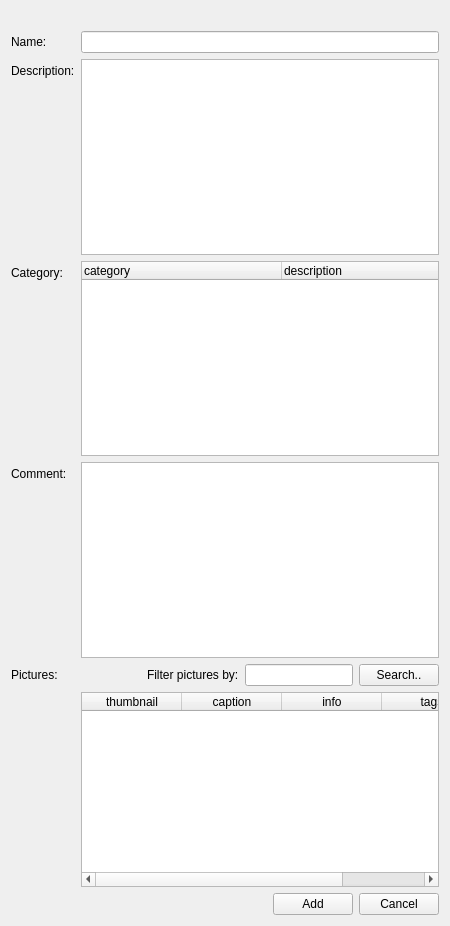
Above: client/uiforms/recipe_add.ui from Wolframe/configurator before the change. Below: the same form after it.
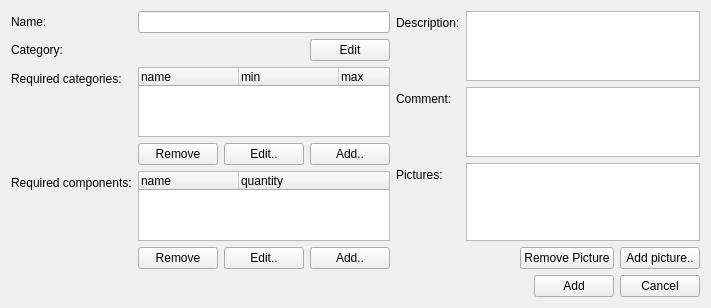
That is the form after the change.

Commit message: made recipe add/edit work

Diff of the .ui file:
```diff
--- a/client/uiforms/recipe_add.ui
+++ b/client/uiforms/recipe_add.ui
@@ -6,210 +6,15 @@
    <rect>
     <x>0</x>
     <y>0</y>
-    <width>450</width>
-    <height>926</height>
+    <width>711</width>
+    <height>302</height>
    </rect>
   </property>
   <property name="windowTitle">
    <string>Add recipe</string>
   </property>
-  <layout class="QFormLayout" name="formLayout">
-   <property name="fieldGrowthPolicy">
-    <enum>QFormLayout::AllNonFixedFieldsGrow</enum>
-   </property>
-   <item row="0" column="0">
-    <widget class="QLabel" name="label_2">
-     <property name="text">
-      <string/>
-     </property>
-    </widget>
-   </item>
-   <item row="1" column="0">
-    <widget class="QLabel" name="label_name">
-     <property name="text">
-      <string>Name:</string>
-     </property>
-     <property name="buddy">
-      <cstring>name</cstring>
-     </property>
-    </widget>
-   </item>
-   <item row="1" column="1">
-    <widget class="QLineEdit" name="name"/>
-   </item>
-   <item row="2" column="0">
-    <widget class="QLabel" name="label_description_2">
-     <property name="text">
-      <string>Description:</string>
-     </property>
-    </widget>
-   </item>
-   <item row="2" column="1">
-    <widget class="QPlainTextEdit" name="description"/>
-   </item>
-   <item row="3" column="0">
-    <widget class="QLabel" name="label_category">
-     <property name="text">
-      <string>Category:</string>
-     </property>
-     <property name="buddy">
-      <cstring>category</cstring>
-     </property>
-    </widget>
-   </item>
-   <item row="3" column="1">
-    <widget class="QTreeWidget" name="category">
-     <property name="selectionMode">
-      <enum>QAbstractItemView::SingleSelection</enum>
-     </property>
-     <property name="headerHidden">
-      <bool>false</bool>
-     </property>
-     <property name="expandsOnDoubleClick">
-      <bool>false</bool>
-     </property>
-     <property name="action" stdset="0">
-      <string>CategoryHierarchyRequest category {id=1}</string>
-     </property>
-     <attribute name="headerDefaultSectionSize">
-      <number>200</number>
-     </attribute>
-     <column>
-      <property name="text">
-       <string>category</string>
-      </property>
-     </column>
-     <column>
-      <property name="text">
-       <string>description</string>
-      </property>
-     </column>
-    </widget>
-   </item>
-   <item row="4" column="0">
-    <widget class="QLabel" name="label_description">
-     <property name="text">
-      <string>Comment:</string>
-     </property>
-     <property name="buddy">
-      <cstring>comment</cstring>
-     </property>
-    </widget>
-   </item>
-   <item row="4" column="1">
-    <widget class="QPlainTextEdit" name="comment"/>
-   </item>
-   <item row="7" column="0">
-    <widget class="QLabel" name="label">
-     <property name="text">
-      <string>Pictures:</string>
-     </property>
-     <property name="buddy">
-      <cstring>picture</cstring>
-     </property>
-    </widget>
-   </item>
-   <item row="7" column="1">
-    <layout class="QHBoxLayout" name="horizontalLayout_2">
-     <item>
-      <spacer name="horizontalSpacer_3">
-       <property name="orientation">
-        <enum>Qt::Horizontal</enum>
-       </property>
-       <property name="sizeHint" stdset="0">
-        <size>
-         <width>40</width>
-         <height>20</height>
-        </size>
-       </property>
-      </spacer>
-     </item>
-     <item>
-      <widget class="QLabel" name="label_3">
-       <property name="text">
-        <string>Filter pictures by:</string>
-       </property>
-      </widget>
-     </item>
-     <item>
-      <widget class="QLineEdit" name="search"/>
-     </item>
-     <item>
-      <widget class="QPushButton" name="searchButton">
-       <property name="text">
-        <string>Search..</string>
-       </property>
-       <property name="global:searchState" stdset="0">
-        <string notr="true">_w_state</string>
-       </property>
-       <property name="datasignal:clicked" stdset="0">
-        <string notr="true">picture</string>
-       </property>
-      </widget>
-     </item>
-    </layout>
-   </item>
-   <item row="8" column="1">
-    <widget class="QTableWidget" name="picture">
-     <property name="horizontalScrollBarPolicy">
-      <enum>Qt::ScrollBarAsNeeded</enum>
-     </property>
-     <property name="alternatingRowColors">
-      <bool>true</bool>
-     </property>
-     <property name="selectionMode">
-      <enum>QAbstractItemView::MultiSelection</enum>
-     </property>
-     <property name="selectionBehavior">
-      <enum>QAbstractItemView::SelectRows</enum>
-     </property>
-     <property name="showGrid">
-      <bool>true</bool>
-     </property>
-     <property name="gridStyle">
-      <enum>Qt::DotLine</enum>
-     </property>
-     <property name="sortingEnabled">
-      <bool>true</bool>
-     </property>
-     <property name="action" stdset="0">
-      <string notr="true">PictureListRequest picture {search{{main.search}}}</string>
-     </property>
-     <property name="answer" stdset="0">
-      <string notr="true">PictureList list {picture[] {id={row.id}; caption{{row.caption}}; info{{row.info}}; thumbnail{{row.thumbnail.pixmap}}; tags{{?}}}}</string>
-     </property>
-     <property name="dataslot" stdset="0">
-      <string notr="true">picture</string>
-     </property>
-     <attribute name="horizontalHeaderShowSortIndicator" stdset="0">
-      <bool>true</bool>
-     </attribute>
-     <attribute name="verticalHeaderStretchLastSection">
-      <bool>false</bool>
-     </attribute>
-     <column>
-      <property name="text">
-       <string>thumbnail</string>
-      </property>
-     </column>
-     <column>
-      <property name="text">
-       <string>caption</string>
-      </property>
-     </column>
-     <column>
-      <property name="text">
-       <string>info</string>
-      </property>
-     </column>
-     <column>
-      <property name="text">
-       <string>tags</string>
-      </property>
-     </column>
-    </widget>
-   </item>
-   <item row="9" column="1">
+  <layout class="QGridLayout" name="gridLayout">
+   <item row="6" column="2">
     <layout class="QHBoxLayout" name="horizontalLayout">
      <item>
       <spacer name="horizontalSpacer">
@@ -249,6 +54,499 @@
      </item>
     </layout>
    </item>
+   <item row="0" column="0" colspan="2">
+    <layout class="QFormLayout" name="formLayout">
+     <item row="0" column="1">
+      <widget class="QLineEdit" name="name"/>
+     </item>
+     <item row="0" column="0">
+      <widget class="QLabel" name="label_name">
+       <property name="text">
+        <string>Name:</string>
+       </property>
+       <property name="buddy">
+        <cstring>name</cstring>
+       </property>
+      </widget>
+     </item>
+     <item row="1" column="1">
+      <layout class="QHBoxLayout" name="horizontalLayout_4">
+       <item>
+        <widget class="QLabel" name="category">
+         <property name="minimumSize">
+          <size>
+           <width>100</width>
+           <height>0</height>
+          </size>
+         </property>
+         <property name="sizeIncrement">
+          <size>
+           <width>0</width>
+           <height>0</height>
+          </size>
+         </property>
+         <property name="text">
+          <string/>
+         </property>
+         <property name="dataslot" stdset="0">
+          <string>select_category ({main.widgetid}_category)</string>
+         </property>
+         <property name="action:select_category" stdset="0">
+          <string>CategoryRequest category {id={category_change.category.selected}}</string>
+         </property>
+         <property name="link:category_change" stdset="0">
+          <string>{main.widgetid}_category</string>
+         </property>
+         <property name="answer" stdset="0">
+          <string>Category category {id={id}; parentID={?}; root{{?}}; name{{text}}; description{{?}}; features_required{CategoryFeature[] {id={required_features.row.id:?}; name{{required_features.row.name:?}}; minQuantity{{required_features.row.min:?}}; maxQuantity{{required_features.row.max:?}} } }; features_provided{CategoryFeature[] {id={provided_features.row.id:?}; name{{provided_features.row.name:?}}; minQuantity{{provided_features.row.min:?}}; maxQuantity{{provided_features.row.max:?}} } } }
+</string>
+         </property>
+         <property name="id" stdset="0">
+          <string/>
+         </property>
+        </widget>
+       </item>
+       <item>
+        <spacer name="horizontalSpacer_4">
+         <property name="orientation">
+          <enum>Qt::Horizontal</enum>
+         </property>
+         <property name="sizeHint" stdset="0">
+          <size>
+           <width>40</width>
+           <height>20</height>
+          </size>
+         </property>
+        </spacer>
+       </item>
+       <item>
+        <widget class="QPushButton" name="pushButton">
+         <property name="text">
+          <string>Edit</string>
+         </property>
+         <property name="form" stdset="0">
+          <string>category_select?widgetid={main.widgetid}_category</string>
+         </property>
+         <property name="datasignal:destroyed" stdset="0">
+          <string>close@{main.widgetid}_category</string>
+         </property>
+        </widget>
+       </item>
+      </layout>
+     </item>
+     <item row="1" column="0">
+      <widget class="QLabel" name="label_category">
+       <property name="text">
+        <string>Category:</string>
+       </property>
+      </widget>
+     </item>
+     <item row="2" column="1">
+      <widget class="QTreeWidget" name="required_categories">
+       <property name="maximumSize">
+        <size>
+         <width>16777215</width>
+         <height>100</height>
+        </size>
+       </property>
+       <property name="horizontalScrollBarPolicy">
+        <enum>Qt::ScrollBarAlwaysOff</enum>
+       </property>
+       <property name="selectionBehavior">
+        <enum>QAbstractItemView::SelectRows</enum>
+       </property>
+       <property name="rootIsDecorated">
+        <bool>false</bool>
+       </property>
+       <property name="itemsExpandable">
+        <bool>false</bool>
+       </property>
+       <property name="headerHidden">
+        <bool>false</bool>
+       </property>
+       <property name="expandsOnDoubleClick">
+        <bool>false</bool>
+       </property>
+       <property name="dataslot" stdset="0">
+        <string>add_category_required ({main.widgetid}_category_required)</string>
+       </property>
+       <property name="answer" stdset="0">
+        <string>RecipeCategories RecipeCategories {RecipeCategory[] {id={row.id}; name{{row.name}}; minQuantity{{row.min}}; maxQuantity{{row.max}}</string>
+       </property>
+       <property name="action:add_category_required" stdset="0">
+        <string>RecipeCategoryListRequest categories { category[] { id={main.required_categories.row.id:?}; minQuantity {{main.required_categories.row.min:?}}; maxQuantity{{main.required_categories.row.max:?}} }; add[] { id={category_select_required.category.selected}; minQuantity {{category_select_required.min}}; maxQuantity {{category_select_required.max}} } }</string>
+       </property>
+       <property name="link:category_select_required" stdset="0">
+        <string>{main.widgetid}_category_required</string>
+       </property>
+       <property name="action:remove_category_required" stdset="0">
+        <string>RecipeCategoryListRequest categories { category[] { id={main.required_categories.row.id:?}; minQuantity {{main.required_categories.row.min:?}}; maxQuantity{{main.required_categories.row.max:?}} }; remove[] { id = {selected} } }</string>
+       </property>
+       <attribute name="headerVisible">
+        <bool>true</bool>
+       </attribute>
+       <column>
+        <property name="text">
+         <string>name</string>
+        </property>
+       </column>
+       <column>
+        <property name="text">
+         <string>min</string>
+        </property>
+       </column>
+       <column>
+        <property name="text">
+         <string>max</string>
+        </property>
+       </column>
+      </widget>
+     </item>
+     <item row="3" column="1">
+      <layout class="QHBoxLayout" name="horizontalLayout_3">
+       <item>
+        <spacer name="horizontalSpacer_3">
+         <property name="orientation">
+          <enum>Qt::Horizontal</enum>
+         </property>
+         <property name="sizeHint" stdset="0">
+          <size>
+           <width>40</width>
+           <height>20</height>
+          </size>
+         </property>
+        </spacer>
+       </item>
+       <item>
+        <widget class="QPushButton" name="pushButton_2">
+         <property name="text">
+          <string>Remove</string>
+         </property>
+         <property name="state:enabled" stdset="0">
+          <string>{required_categories.selected}&gt;0</string>
+         </property>
+         <property name="datasignal:clicked" stdset="0">
+          <string>remove_category_required@main.required_categories</string>
+         </property>
+        </widget>
+       </item>
+       <item>
+        <widget class="QPushButton" name="pushButton_5">
+         <property name="text">
+          <string>Edit..</string>
+         </property>
+         <property name="form" stdset="0">
+          <string>category_select_required?widgetid={main.widgetid}_category_required&amp;id={required_categories.selected}&amp;minQuantity={required_categories.selected_min}&amp;maxQuantity={required_categories.selected_max}</string>
+         </property>
+         <property name="datasignal:destroyed" stdset="0">
+          <string>close@{main.widgetid}_category_required</string>
+         </property>
+         <property name="state:enabled" stdset="0">
+          <string>{required_categories.selected}&gt;0</string>
+         </property>
+        </widget>
+       </item>
+       <item>
+        <widget class="QPushButton" name="pushButton_3">
+         <property name="text">
+          <string>Add..</string>
+         </property>
+         <property name="form" stdset="0">
+          <string>category_select_required?widgetid={main.widgetid}_category_required</string>
+         </property>
+         <property name="datasignal:destroyed" stdset="0">
+          <string>close@{main.widgetid}_category_required</string>
+         </property>
+        </widget>
+       </item>
+      </layout>
+     </item>
+     <item row="2" column="0">
+      <widget class="QLabel" name="label_3">
+       <property name="text">
+        <string>Required categories:</string>
+       </property>
+       <property name="buddy">
+        <cstring>required_categories</cstring>
+       </property>
+      </widget>
+     </item>
+     <item row="4" column="1">
+      <widget class="QTreeWidget" name="required_components">
+       <property name="maximumSize">
+        <size>
+         <width>16777215</width>
+         <height>100</height>
+        </size>
+       </property>
+       <property name="horizontalScrollBarPolicy">
+        <enum>Qt::ScrollBarAlwaysOff</enum>
+       </property>
+       <property name="selectionBehavior">
+        <enum>QAbstractItemView::SelectRows</enum>
+       </property>
+       <property name="rootIsDecorated">
+        <bool>false</bool>
+       </property>
+       <property name="itemsExpandable">
+        <bool>false</bool>
+       </property>
+       <property name="headerHidden">
+        <bool>false</bool>
+       </property>
+       <property name="expandsOnDoubleClick">
+        <bool>false</bool>
+       </property>
+       <property name="dataslot" stdset="0">
+        <string>add_component_required ({main.widgetid}_component_required)</string>
+       </property>
+       <property name="answer" stdset="0">
+        <string>RecipeComponents RecipeComponents {RecipeComponent[] {id={row.id}; name{{row.name}}; quantity{{row.quantity}} }</string>
+       </property>
+       <property name="action:add_component_required" stdset="0">
+        <string>RecipeComponentListRequest components { component[] { id={main.required_components.row.id:?}; quantity {{main.required_components.row.quantity:?}} }; add[] { id={component_required_select.component.selected}; quantity {{component_required_select.quantity}} } }</string>
+       </property>
+       <property name="link:component_required_select" stdset="0">
+        <string>{main.widgetid}_component_required</string>
+       </property>
+       <property name="action:remove_component_required" stdset="0">
+        <string>RecipeComponentListRequest components { component[] { id={main.required_components.row.id:?}; quantity {{main.required_components.row.quantity:?}} }; remove[] { id = {selected} } }</string>
+       </property>
+       <column>
+        <property name="text">
+         <string>name</string>
+        </property>
+       </column>
+       <column>
+        <property name="text">
+         <string>quantity</string>
+        </property>
+       </column>
+      </widget>
+     </item>
+     <item row="5" column="1">
+      <layout class="QHBoxLayout" name="horizontalLayout_6">
+       <item>
+        <spacer name="horizontalSpacer_6">
+         <property name="orientation">
+          <enum>Qt::Horizontal</enum>
+         </property>
+         <property name="sizeHint" stdset="0">
+          <size>
+           <width>40</width>
+           <height>20</height>
+          </size>
+         </property>
+        </spacer>
+       </item>
+       <item>
+        <widget class="QPushButton" name="pushButton_4">
+         <property name="text">
+          <string>Remove</string>
+         </property>
+         <property name="state:enabled" stdset="0">
+          <string>{required_components.selected}&gt;0</string>
+         </property>
+         <property name="datasignal:clicked" stdset="0">
+          <string>remove_component_required@main.required_components</string>
+         </property>
+        </widget>
+       </item>
+       <item>
+        <widget class="QPushButton" name="pushButton_6">
+         <property name="text">
+          <string>Edit..</string>
+         </property>
+         <property name="form" stdset="0">
+          <string>component_select?widgetid={main.widgetid}_component_required&amp;id={required_components.selected}&amp;quantity={required_components.selected_quantity}</string>
+         </property>
+         <property name="datasignal:destroyed" stdset="0">
+          <string>close@{main.widgetid}_component_required</string>
+         </property>
+         <property name="state:enabled" stdset="0">
+          <string>{required_components.selected}&gt;0</string>
+         </property>
+        </widget>
+       </item>
+       <item>
+        <widget class="QPushButton" name="pushButton_7">
+         <property name="text">
+          <string>Add..</string>
+         </property>
+         <property name="form" stdset="0">
+          <string>component_select?widgetid={main.widgetid}_component_required</string>
+         </property>
+         <property name="datasignal:destroyed" stdset="0">
+          <string>close@{main.widgetid}_component_required</string>
+         </property>
+        </widget>
+       </item>
+      </layout>
+     </item>
+     <item row="4" column="0">
+      <widget class="QLabel" name="label_4">
+       <property name="text">
+        <string>Required components:</string>
+       </property>
+       <property name="buddy">
+        <cstring>required_components</cstring>
+       </property>
+      </widget>
+     </item>
+    </layout>
+   </item>
+   <item row="0" column="2">
+    <layout class="QFormLayout" name="formLayout_2">
+     <item row="0" column="1">
+      <widget class="QPlainTextEdit" name="description">
+       <property name="maximumSize">
+        <size>
+         <width>16777215</width>
+         <height>80</height>
+        </size>
+       </property>
+      </widget>
+     </item>
+     <item row="0" column="0">
+      <widget class="QLabel" name="label_description_2">
+       <property name="text">
+        <string>Description:</string>
+       </property>
+       <property name="buddy">
+        <cstring>description</cstring>
+       </property>
+      </widget>
+     </item>
+     <item row="1" column="1">
+      <widget class="QPlainTextEdit" name="comment">
+       <property name="maximumSize">
+        <size>
+         <width>16777215</width>
+         <height>80</height>
+        </size>
+       </property>
+      </widget>
+     </item>
+     <item row="1" column="0">
+      <widget class="QLabel" name="label_description">
+       <property name="text">
+        <string>Comment:</string>
+       </property>
+       <property name="buddy">
+        <cstring>comment</cstring>
+       </property>
+      </widget>
+     </item>
+     <item row="2" column="1">
+      <widget class="QListWidget" name="pictures">
+       <property name="maximumSize">
+        <size>
+         <width>16777215</width>
+         <height>100</height>
+        </size>
+       </property>
+       <property name="lineWidth">
+        <number>1</number>
+       </property>
+       <property name="verticalScrollBarPolicy">
+        <enum>Qt::ScrollBarAlwaysOff</enum>
+       </property>
+       <property name="selectionMode">
+        <enum>QAbstractItemView::SingleSelection</enum>
+       </property>
+       <property name="iconSize">
+        <size>
+         <width>100</width>
+         <height>100</height>
+        </size>
+       </property>
+       <property name="movement">
+        <enum>QListView::Static</enum>
+       </property>
+       <property name="isWrapping" stdset="0">
+        <bool>false</bool>
+       </property>
+       <property name="viewMode">
+        <enum>QListView::IconMode</enum>
+       </property>
+       <property name="selectionRectVisible">
+        <bool>false</bool>
+       </property>
+       <property name="action" stdset="0">
+        <string>RecipePictureListRequest recipe {id={main.id}}</string>
+       </property>
+       <property name="answer" stdset="0">
+        <string>PictureThumbnailList pictures {picture[] {id={item.id}; thumbnail{{item.icon}}; caption{{item.tooltip}} }}</string>
+       </property>
+       <property name="dataslot" stdset="0">
+        <string>select_picture ({main.widgetid}_picture)</string>
+       </property>
+       <property name="link:picture_add" stdset="0">
+        <string>{main.widgetid}_picture</string>
+       </property>
+       <property name="action:select_picture" stdset="0">
+        <string>PictureThumbnailListRequest pictures {picture[]{id={main.pictures.id}}; add[]{id={picture_add.picture.selected}}}</string>
+       </property>
+       <property name="action:exclude_picture" stdset="0">
+        <string>PictureThumbnailListRequest pictures {picture[]{id={main.pictures.unselected}}}</string>
+       </property>
+      </widget>
+     </item>
+     <item row="2" column="0">
+      <widget class="QLabel" name="label">
+       <property name="text">
+        <string>Pictures:</string>
+       </property>
+       <property name="buddy">
+        <cstring>pictures</cstring>
+       </property>
+      </widget>
+     </item>
+     <item row="3" column="1">
+      <layout class="QHBoxLayout" name="horizontalLayout_2">
+       <item>
+        <spacer name="horizontalSpacer_2">
+         <property name="orientation">
+          <enum>Qt::Horizontal</enum>
+         </property>
+         <property name="sizeHint" stdset="0">
+          <size>
+           <width>40</width>
+           <height>20</height>
+          </size>
+         </property>
+        </spacer>
+       </item>
+       <item>
+        <widget class="QPushButton" name="exclude_pictures">
+         <property name="text">
+          <string>Remove Picture</string>
+         </property>
+         <property name="datasignal:clicked" stdset="0">
+          <string>exclude_picture@main.pictures</string>
+         </property>
+         <property name="state:enabled" stdset="0">
+          <string>{pictures.selected}&gt;0</string>
+         </property>
+        </widget>
+       </item>
+       <item>
+        <widget class="QPushButton" name="new_pictures">
+         <property name="text">
+          <string>Add picture..</string>
+         </property>
+         <property name="form" stdset="0">
+          <string>picture_select?widgetid={main.widgetid}_picture</string>
+         </property>
+         <property name="datasignal:destroyed" stdset="0">
+          <string>close@{main.widgetid}_picture</string>
+         </property>
+        </widget>
+       </item>
+      </layout>
+     </item>
+    </layout>
+   </item>
   </layout>
  </widget>
  <tabstops>
```
Left out of the diff: 53 changed lines with no effect on the pictures. The commit also changes 7 other files.
